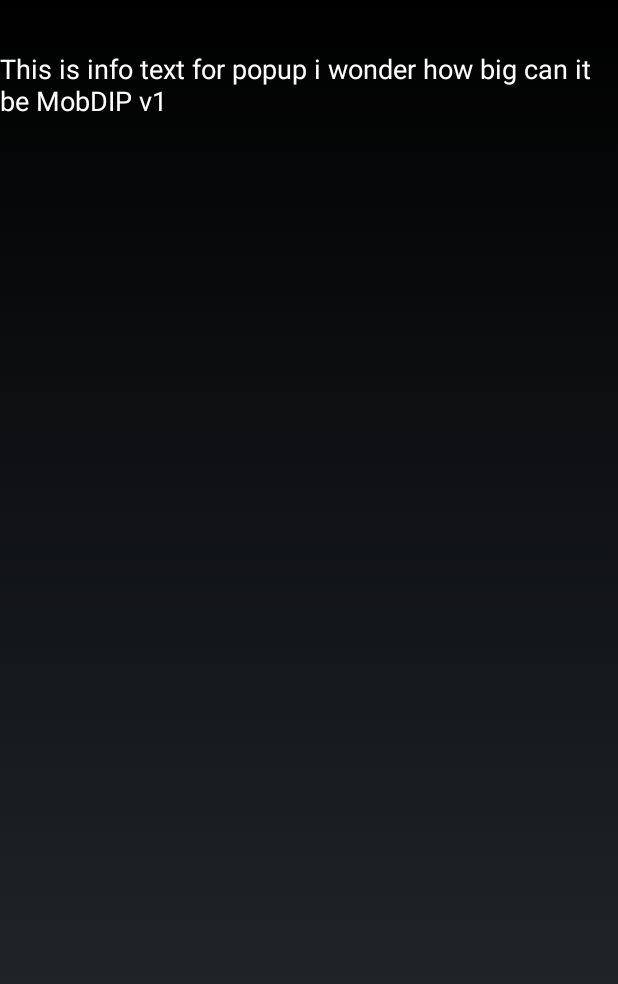
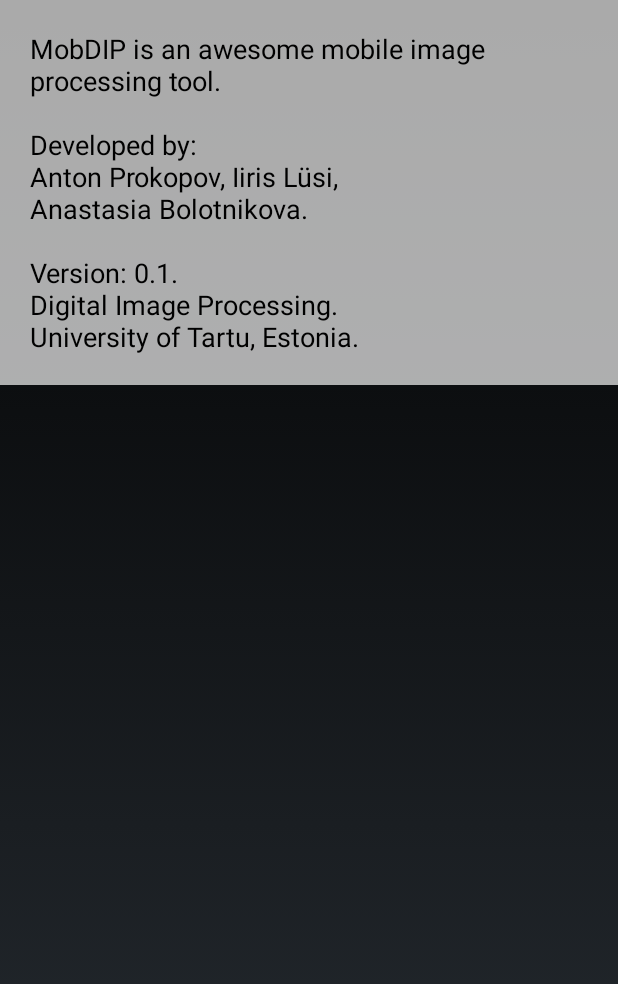
Before and after one commit to myloginistaken/MobDIP, an Android app: the layout info_popup.xml on its own in the app's theme, with its tools: preview values and no code run, on a phone screen of 412 x 824 dp. Shown: the top 984 px of the screen. Run offline under Robolectric (Android 15) with nearby library versions, the phone set to English and light mode, and no system bars.

Commit message:
Info is modified

```diff
--- a/app/src/main/res/layout/info_popup.xml
+++ b/app/src/main/res/layout/info_popup.xml
@@ -6,10 +6,12 @@
     <TextView
         android:layout_width="wrap_content"
         android:layout_height="wrap_content"
+        android:padding="20dp"
         android:textAppearance="?android:attr/textAppearanceMedium"
         android:id="@+id/textView"
-        android:text="This is info text for popup i wonder how big can it be MobDIP v1"
-        android:layout_gravity="center_horizontal|top"
-        android:layout_marginTop="33dp" />
+        android:text="@string/textInfo"
+        android:textColor="#000"
+        android:background="@color/white"
+        android:layout_gravity="center|top" />
 
 </LinearLayout>
--- a/app/src/main/res/values/color.xml
+++ b/app/src/main/res/values/color.xml
@@ -5,4 +5,6 @@
     <color name="list_divider">#FFF</color>
     <color name="list_background">#000</color>
     <color name="list_background_pressed">#BBB</color>
+    <color name="white">#AAFFFFFF</color>
+    <color name="green">#008000</color>
 </resources>
--- a/app/src/main/res/values/strings.xml
+++ b/app/src/main/res/values/strings.xml
@@ -7,8 +7,7 @@
     <!-- MAIN MENU -->
     <string name="upload">Upload image</string>
     <string name="camera">Take photo</string>
-    <string name="textInfo">This app has been developed by a magic trio in order to illustrate different image processing
-        techniques learnt in the course Digital Image Processing</string>
+    <string name="textInfo">MobDIP is an awesome mobile image processing tool.\n\nDeveloped by:\nAnton Prokopov, Iiris Lüsi,\nAnastasia Bolotnikova.\n\nVersion: 0.1.\nDigital Image Processing.\nUniversity of Tartu, Estonia.</string>
     <string name="welcome">Welcome to Digital Image Processing App</string>
 
     <!-- Nav Drawer Menu Items -->
```
Also changed, not shown: 60 other files.
